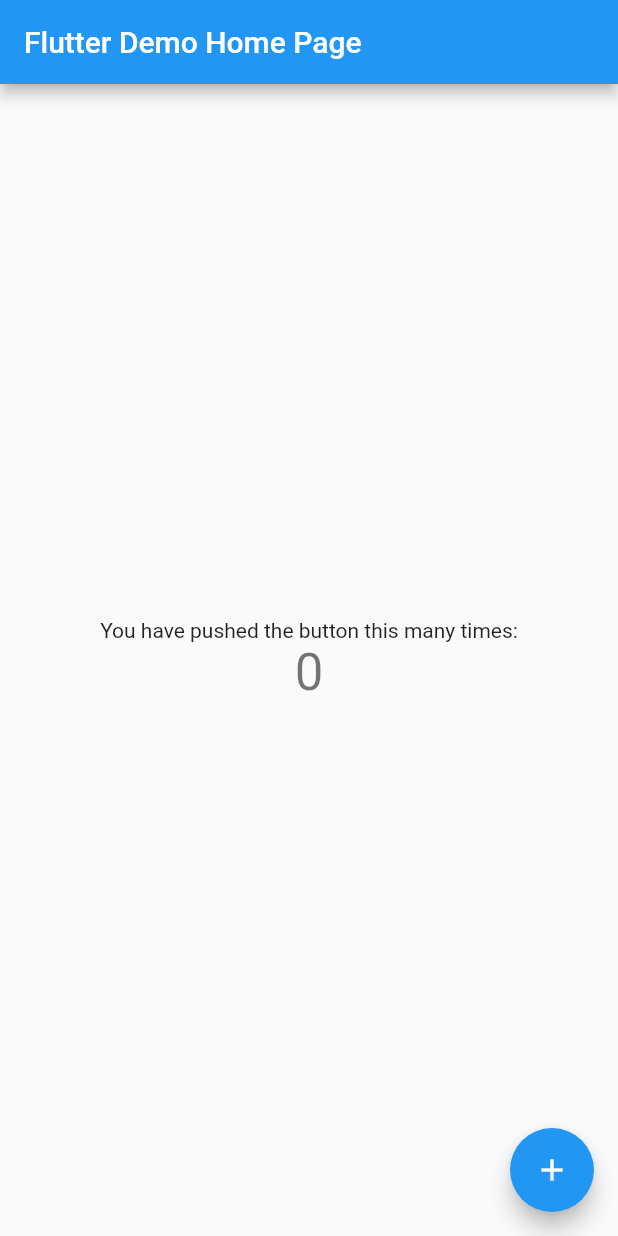
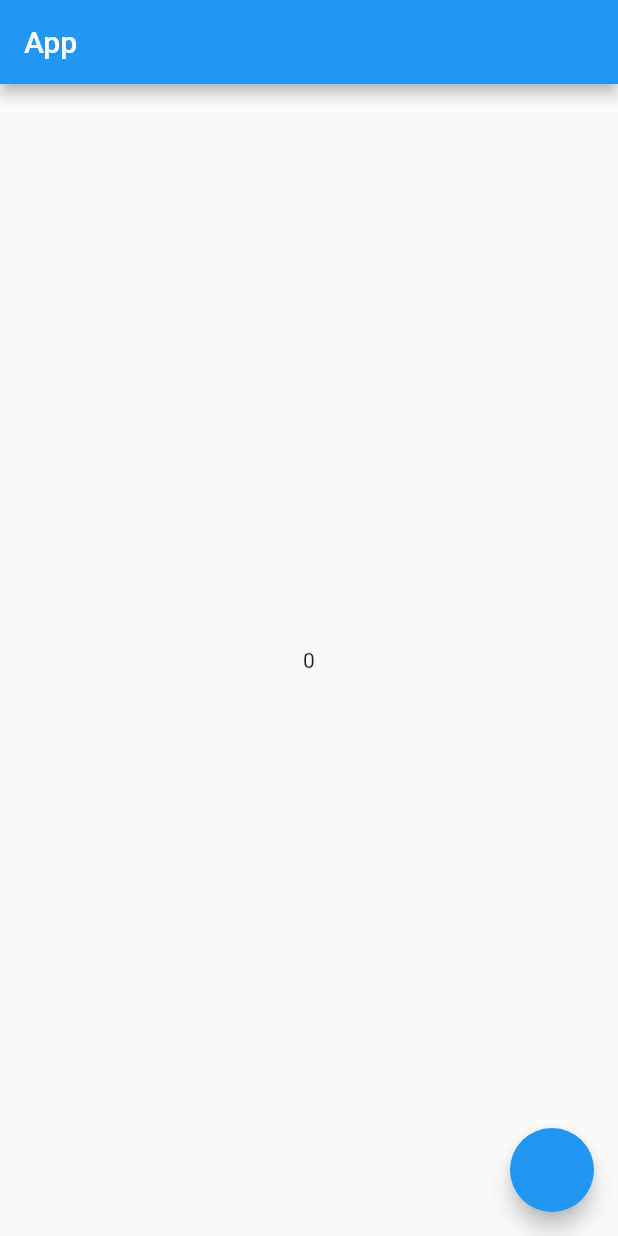
Before and after one commit to AniketKale-coder/flutter_advanced, a Flutter app: the screen it shows after launch, on a phone screen of 412 x 824 dp. Run offline on Flutter 3.47's test engine with Material 2 defaults, Android fonts, the phone set to English and light mode, and no system bars.

```diff
--- a/lib/main.dart
+++ b/lib/main.dart
@@ -1,66 +1,23 @@
 import 'package:flutter/material.dart';
+import 'package:flutter_advanced/models/counter.dart';
+import 'package:provider/provider.dart';
+import 'package:flutter_advanced/pages/home_page.dart';
 
-void main() {
-  runApp(const MyApp());
-}
+void main() => runApp(const MyApp());
 
 class MyApp extends StatelessWidget {
   const MyApp({Key? key}) : super(key: key);
 
   @override
   Widget build(BuildContext context) {
-    return MaterialApp(
-      title: 'Flutter Demo',
-      theme: ThemeData(
-        primarySwatch: Colors.blue,
-      ),
-      home: const MyHomePage(title: 'Flutter Demo Home Page'),
-    );
-  }
-}
-
-class MyHomePage extends StatefulWidget {
-  const MyHomePage({Key? key, required this.title}) : super(key: key);
-
-  final String title;
-
-  @override
-  State<MyHomePage> createState() => _MyHomePageState();
-}
-
-class _MyHomePageState extends State<MyHomePage> {
-  int _counter = 0;
-
-  void _incrementCounter() {
-    setState(() {
-      _counter++;
-    });
-  }
-
-  @override
-  Widget build(BuildContext context) {
-    return Scaffold(
-      appBar: AppBar(
-        title: Text(widget.title),
-      ),
-      body: Center(
-        child: Column(
-          mainAxisAlignment: MainAxisAlignment.center,
-          children: <Widget>[
-            const Text(
-              'You have pushed the button this many times:',
-            ),
-            Text(
-              '$_counter',
-              style: Theme.of(context).textTheme.headline4,
-            ),
-          ],
+    return ChangeNotifierProvider(
+      create: (_) => Counter(),
+      child: MaterialApp(
+        title: 'Flutter Demo',
+        theme: ThemeData(
+          primarySwatch: Colors.blue,
         ),
-      ),
-      floatingActionButton: FloatingActionButton(
-        onPressed: _incrementCounter,
-        tooltip: 'Increment',
-        child: const Icon(Icons.add),
+        home: const HomePage(),
       ),
     );
   }
--- /dev/null
+++ b/lib/models/counter.dart
@@ -0,0 +1,15 @@
+import 'package:flutter/material.dart';
+
+class Counter extends ChangeNotifier {
+  int count = 0;
+
+  void increment() {
+    count++;
+    notifyListeners();
+  }
+
+  void decreement() {
+    count--;
+    notifyListeners();
+  }
+}
--- /dev/null
+++ b/lib/pages/home_page.dart
@@ -0,0 +1,21 @@
+import 'package:flutter/material.dart';
+import 'package:flutter_advanced/models/counter.dart';
+import 'package:provider/provider.dart';
+
+class HomePage extends StatelessWidget {
+  const HomePage({Key? key}) : super(key: key);
+
+  @override
+  Widget build(BuildContext context) {
+    final count = Provider.of<Counter>(context).count;
+    return Scaffold(
+      appBar: AppBar(title: const Text("App")),
+      body: Center(child: Text(count.toString())),
+      floatingActionButton: FloatingActionButton(
+        onPressed: () {
+          Provider.of<Counter>(context, listen: false).increment();
+        },
+      ),
+    );
+  }
+}
--- a/pubspec.yaml
+++ b/pubspec.yaml
@@ -34,6 +34,7 @@ dependencies:
   # The following adds the Cupertino Icons font to your application.
   # Use with the CupertinoIcons class for iOS style icons.
   cupertino_icons: ^1.0.2
+  provider: ^6.0.2
 
 dev_dependencies:
   flutter_test:
```
Also changed, not shown: pubspec.lock, 1 other file.
